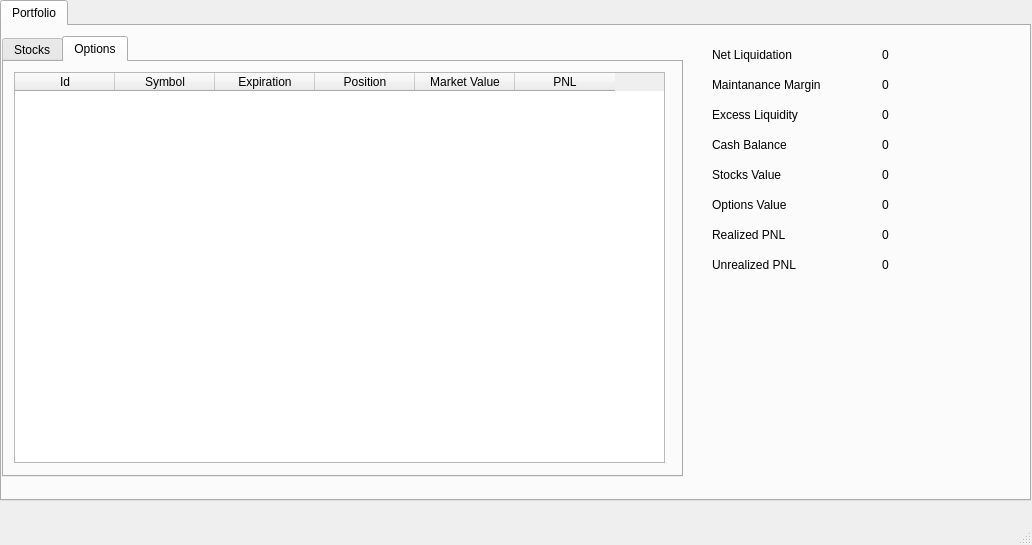
kubawoo/cutetrader, file src/app/mainwindow.ui: the form before one commit.
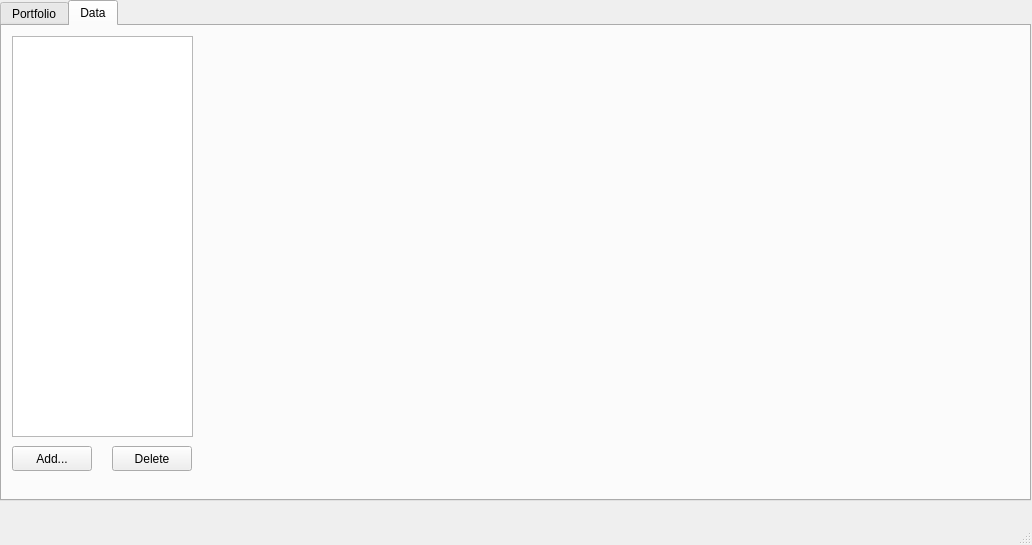
The form after the commit.

Commit message: Load securities into data tab

What changed in the file:
```diff
--- a/src/app/mainwindow.ui
+++ b/src/app/mainwindow.ui
@@ -24,7 +24,7 @@
      </rect>
     </property>
     <property name="currentIndex">
-     <number>0</number>
+     <number>1</number>
     </property>
     <widget class="QWidget" name="portfolioTab">
      <attribute name="title">
@@ -358,6 +358,47 @@
       </property>
      </widget>
     </widget>
+    <widget class="QWidget" name="tab">
+     <attribute name="title">
+      <string>Data</string>
+     </attribute>
+     <widget class="QListWidget" name="securitiesListWidget">
+      <property name="geometry">
+       <rect>
+        <x>10</x>
+        <y>10</y>
+        <width>181</width>
+        <height>401</height>
+       </rect>
+      </property>
+     </widget>
+     <widget class="QPushButton" name="addSecurityPushButton">
+      <property name="geometry">
+       <rect>
+        <x>10</x>
+        <y>420</y>
+        <width>80</width>
+        <height>25</height>
+       </rect>
+      </property>
+      <property name="text">
+       <string>Add...</string>
+      </property>
+     </widget>
+     <widget class="QPushButton" name="addSecurityPushButton_2">
+      <property name="geometry">
+       <rect>
+        <x>110</x>
+        <y>420</y>
+        <width>80</width>
+        <height>25</height>
+       </rect>
+      </property>
+      <property name="text">
+       <string>Delete</string>
+      </property>
+     </widget>
+    </widget>
    </widget>
   </widget>
   <widget class="QMenuBar" name="menubar">
```
The commit also changes 2 other files.
